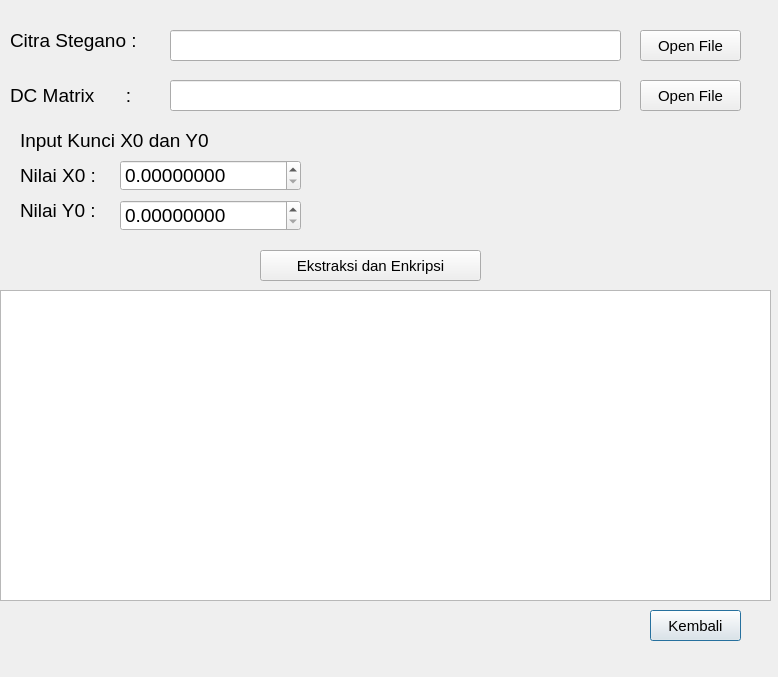
Qt form ui/InputEkstraksiDanDekripsi.ui (distky/DCT-Permutation-Chaotic-Encryption) before a commit.
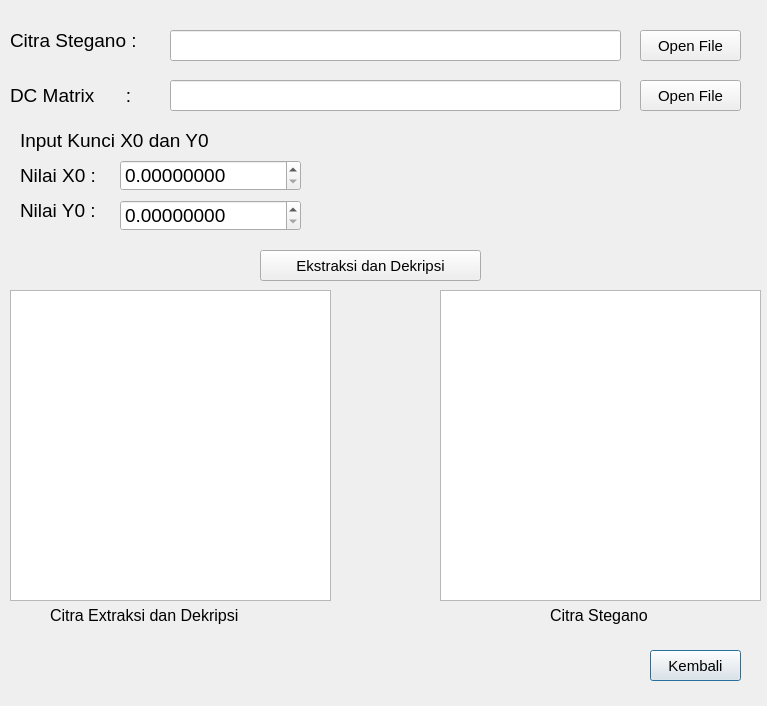
The same form after that commit.

Diff of the .ui file:
```diff
--- a/ui/InputEkstraksiDanDekripsi.ui
+++ b/ui/InputEkstraksiDanDekripsi.ui
@@ -6,8 +6,8 @@
    <rect>
     <x>0</x>
     <y>0</y>
-    <width>778</width>
-    <height>677</height>
+    <width>767</width>
+    <height>706</height>
    </rect>
   </property>
   <property name="windowTitle">
@@ -137,7 +137,7 @@
    <property name="geometry">
     <rect>
      <x>650</x>
-     <y>610</y>
+     <y>650</y>
      <width>91</width>
      <height>31</height>
     </rect>
@@ -197,16 +197,6 @@
     <string>Open File</string>
    </property>
   </widget>
-  <widget class="QGraphicsView" name="graphicsView">
-   <property name="geometry">
-    <rect>
-     <x>0</x>
-     <y>290</y>
-     <width>771</width>
-     <height>311</height>
-    </rect>
-   </property>
-  </widget>
   <widget class="QLineEdit" name="dcMatrixPath">
    <property name="geometry">
     <rect>
@@ -250,7 +240,63 @@
     </font>
    </property>
    <property name="text">
-    <string>Ekstraksi dan Enkripsi</string>
+    <string>Ekstraksi dan Dekripsi</string>
+   </property>
+  </widget>
+  <widget class="QGraphicsView" name="graphicsView">
+   <property name="geometry">
+    <rect>
+     <x>10</x>
+     <y>290</y>
+     <width>321</width>
+     <height>311</height>
+    </rect>
+   </property>
+  </widget>
+  <widget class="QLabel" name="lblCitraSteganoview">
+   <property name="geometry">
+    <rect>
+     <x>550</x>
+     <y>600</y>
+     <width>141</width>
+     <height>31</height>
+    </rect>
+   </property>
+   <property name="font">
+    <font>
+     <pointsize>12</pointsize>
+    </font>
+   </property>
+   <property name="text">
+    <string>Citra Stegano</string>
+   </property>
+  </widget>
+  <widget class="QGraphicsView" name="graphicsView_2">
+   <property name="geometry">
+    <rect>
+     <x>440</x>
+     <y>290</y>
+     <width>321</width>
+     <height>311</height>
+    </rect>
+   </property>
+  </widget>
+  <widget class="QLabel" name="lblCitraExtract">
+   <property name="geometry">
+    <rect>
+     <x>50</x>
+     <y>600</y>
+     <width>251</width>
+     <height>31</height>
+    </rect>
+   </property>
+   <property name="font">
+    <font>
+     <pointsize>12</pointsize>
+    </font>
+   </property>
+   <property name="text">
+    <string>Citra Extraksi dan Dekripsi</string>
    </property>
   </widget>
  </widget>
```
Left out of the diff: 4 changed lines with no effect on the pictures.
